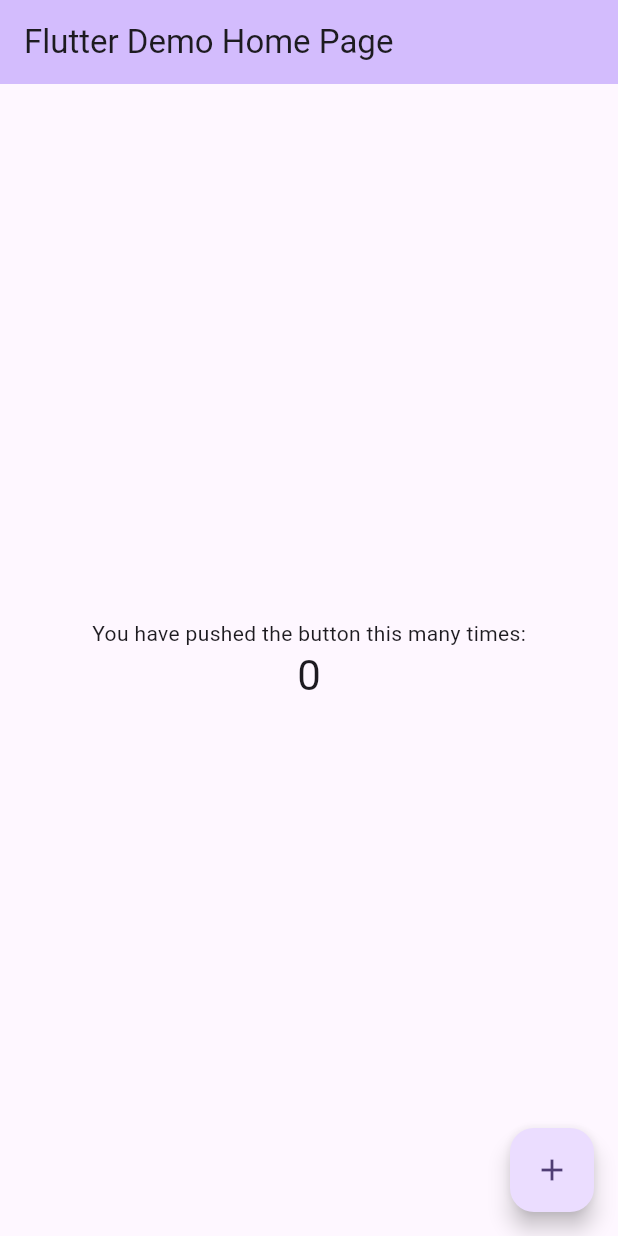
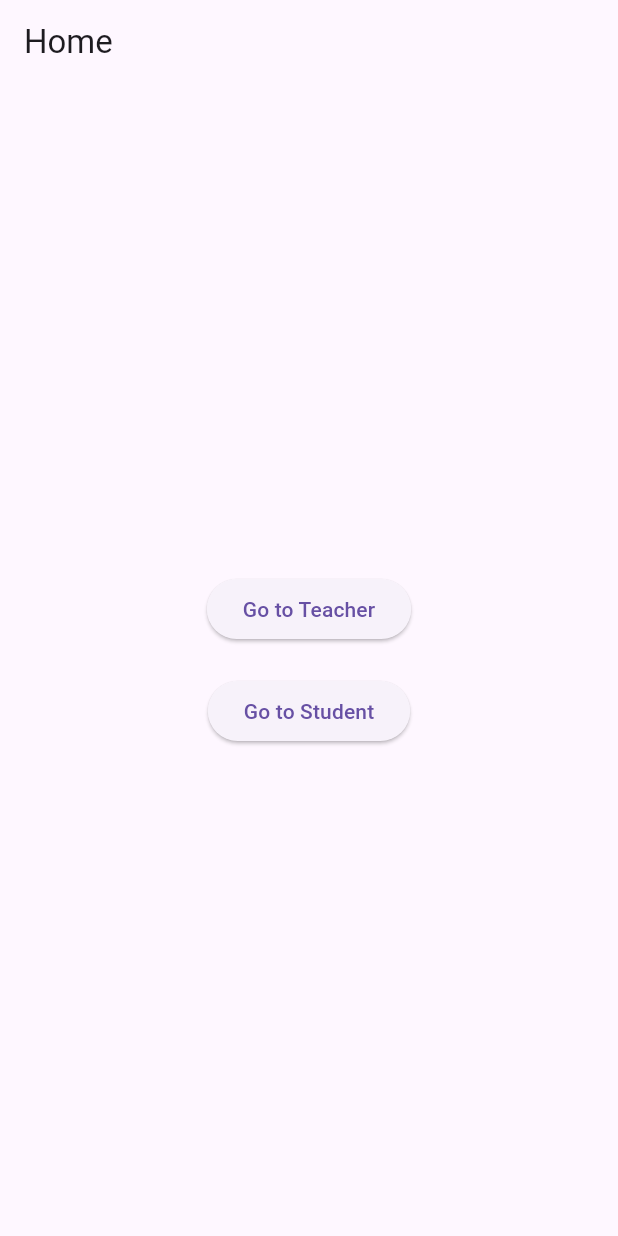
Before and after one commit to sibjou/PlatformStudents, a Flutter app: the screen it shows after launch, on a phone screen of 412 x 824 dp. Run offline on Flutter 3.47's test engine with Material 3 defaults, Android fonts, the phone set to English and light mode, and no system bars.

Commit message:
блок 1 и блок 2

```diff
--- a/lib/main.dart
+++ b/lib/main.dart
@@ -1,4 +1,5 @@
 import 'package:flutter/material.dart';
+import 'core/navigation/navigation_service.dart';
 
 void main() {
   runApp(const MyApp());
@@ -7,116 +8,43 @@ void main() {
 class MyApp extends StatelessWidget {
   const MyApp({super.key});
 
-  // This widget is the root of your application.
   @override
   Widget build(BuildContext context) {
     return MaterialApp(
-      title: 'Flutter Demo',
-      theme: ThemeData(
-        // This is the theme of your application.
-        //
-        // TRY THIS: Try running your application with "flutter run". You'll see
-        // the application has a purple toolbar. Then, without quitting the app,
-        // try changing the seedColor in the colorScheme below to Colors.green
-        // and then invoke "hot reload" (save your changes or press the "hot
-        // reload" button in a Flutter-supported IDE, or press "r" if you used
-        // the command line to start the app).
-        //
-        // Notice that the counter didn't reset back to zero; the application
-        // state is not lost during the reload. To reset the state, use hot
-        // restart instead.
-        //
-        // This works for code too, not just values: Most code changes can be
-        // tested with just a hot reload.
-        colorScheme: .fromSeed(seedColor: Colors.deepPurple),
-      ),
-      home: const MyHomePage(title: 'Flutter Demo Home Page'),
+      title: 'Architect App',
+      initialRoute: '/',
+      routes: {
+        '/': (context) => HomePage(),
+        '/teacher': (context) => Scaffold(appBar: AppBar(title: Text('Teacher Page'))),
+        '/student': (context) => Scaffold(appBar: AppBar(title: Text('Student Page'))),
+      },
     );
   }
 }
 
-class MyHomePage extends StatefulWidget {
-  const MyHomePage({super.key, required this.title});
-
-  // This widget is the home page of your application. It is stateful, meaning
-  // that it has a State object (defined below) that contains fields that affect
-  // how it looks.
-
-  // This class is the configuration for the state. It holds the values (in this
-  // case the title) provided by the parent (in this case the App widget) and
-  // used by the build method of the State. Fields in a Widget subclass are
-  // always marked "final".
-
-  final String title;
-
-  @override
-  State<MyHomePage> createState() => _MyHomePageState();
-}
-
-class _MyHomePageState extends State<MyHomePage> {
-  int _counter = 0;
-
-  void _incrementCounter() {
-    setState(() {
-      // This call to setState tells the Flutter framework that something has
-      // changed in this State, which causes it to rerun the build method below
-      // so that the display can reflect the updated values. If we changed
-      // _counter without calling setState(), then the build method would not be
-      // called again, and so nothing would appear to happen.
-      _counter++;
-    });
-  }
+class HomePage extends StatelessWidget {
+  const HomePage({super.key});
 
   @override
   Widget build(BuildContext context) {
-    // This method is rerun every time setState is called, for instance as done
-    // by the _incrementCounter method above.
-    //
-    // The Flutter framework has been optimized to make rerunning build methods
-    // fast, so that you can just rebuild anything that needs updating rather
-    // than having to individually change instances of widgets.
     return Scaffold(
-      appBar: AppBar(
-        // TRY THIS: Try changing the color here to a specific color (to
-        // Colors.amber, perhaps?) and trigger a hot reload to see the AppBar
-        // change color while the other colors stay the same.
-        backgroundColor: Theme.of(context).colorScheme.inversePrimary,
-        // Here we take the value from the MyHomePage object that was created by
-        // the App.build method, and use it to set our appbar title.
-        title: Text(widget.title),
-      ),
+      appBar: AppBar(title: const Text('Home')),
       body: Center(
-        // Center is a layout widget. It takes a single child and positions it
-        // in the middle of the parent.
         child: Column(
-          // Column is also a layout widget. It takes a list of children and
-          // arranges them vertically. By default, it sizes itself to fit its
-          // children horizontally, and tries to be as tall as its parent.
-          //
-          // Column has various properties to control how it sizes itself and
-          // how it positions its children. Here we use mainAxisAlignment to
-          // center the children vertically; the main axis here is the vertical
-          // axis because Columns are vertical (the cross axis would be
-          // horizontal).
-          //
-          // TRY THIS: Invoke "debug painting" (choose the "Toggle Debug Paint"
-          // action in the IDE, or press "p" in the console), to see the
-          // wireframe for each widget.
-          mainAxisAlignment: .center,
+          mainAxisAlignment: MainAxisAlignment.center,
           children: [
-            const Text('You have pushed the button this many times:'),
-            Text(
-              '$_counter',
-              style: Theme.of(context).textTheme.headlineMedium,
+            ElevatedButton(
+              onPressed: () => NavigationService.navigateTo(context, '/teacher'),
+              child: const Text('Go to Teacher'),
+            ),
+            const SizedBox(height: 20),
+            ElevatedButton(
+              onPressed: () => NavigationService.navigateTo(context, '/student'),
+              child: const Text('Go to Student'),
             ),
           ],
         ),
       ),
-      floatingActionButton: FloatingActionButton(
-        onPressed: _incrementCounter,
-        tooltip: 'Increment',
-        child: const Icon(Icons.add),
-      ),
     );
   }
 }
```
Also changed, not shown: lib/core/constants/constants.dart (added, +21 -0 lines), lib/core/navigation/navigation_service.dart (added, +23 -0 lines), lib/core/utils/hash_service.dart (added, +56 -0 lines), lib/core/utils/validators.dart (added, +32 -0 lines), lib/data/models/assingment.dart (added, +44 -0 lines), lib/data/models/hash_data.dart (added, +33 -0 lines), lib/data/models/task.dart (added, +62 -0 lines), 1 other file.
